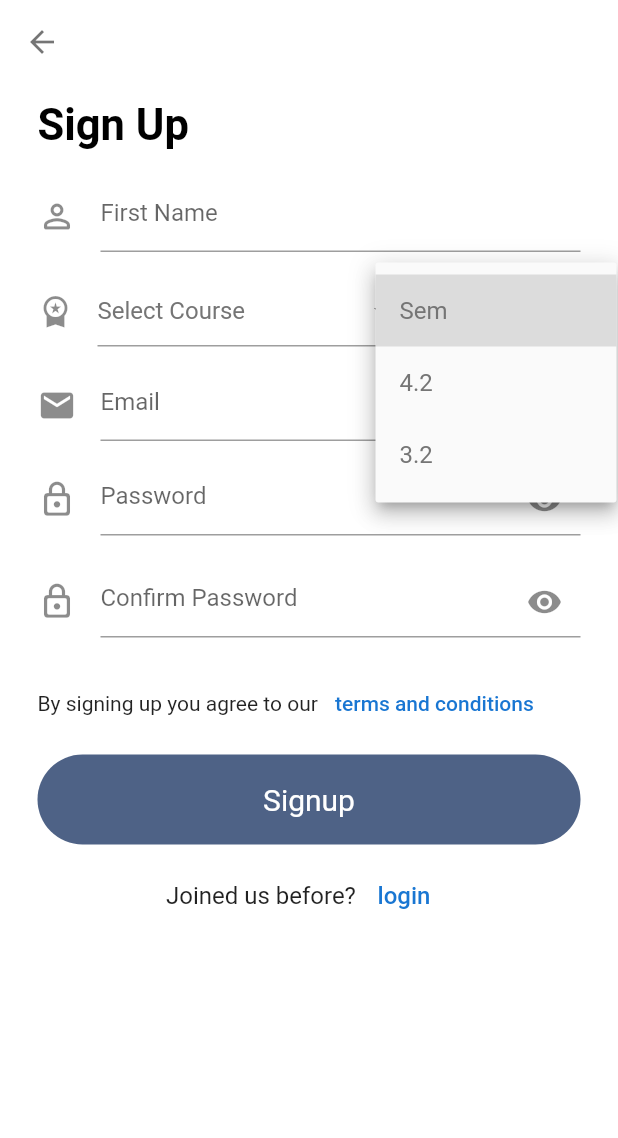
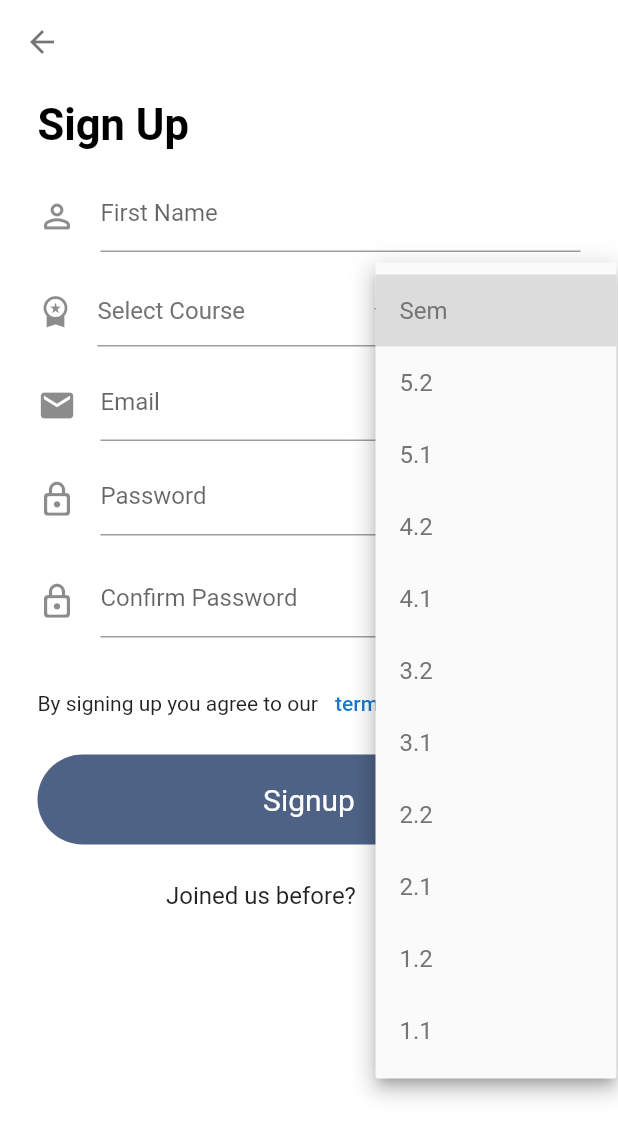
Before and after one commit to dev-vickie/denote, a Flutter app: the RegisterPage screen opened directly with empty values, after a tap on "Sem", on a phone screen of 412 x 824 dp. Shown: the top 1138 px of the screen. Run offline on Flutter 3.47's test engine with Material 2 defaults, Android fonts, the phone set to English and light mode, and no system bars; our stand-ins replace cloud_firestore, file_picker, firebase_auth, firebase_core, firebase_storage, google_nav_bar; missing offline and left inert: firebase_app_check; accounts and stored records are empty.

Commit message:
FR - Add list of all engineering courses

```diff
--- a/lib/auth/pages/register_page.dart
+++ b/lib/auth/pages/register_page.dart
@@ -38,12 +38,27 @@ class _RegisterPageState extends State<RegisterPage> {
   final List<String> coursesList = [
     "Select Course",
     "Bsc Civil",
+    "Bed Civil",
     "Bsc Mechanical",
+    "Bsc Chemical",
+    "Bsc Mechatronic",
+    "Bsc EEE",
+    "Bsc TIE",
+    "Bed EEE",
+    "Bed Mechanical"
   ];
   final List<String> semesterList = [
     "Sem",
+    "5.2",
+    "5.1",
     "4.2",
+    "4.1",
     "3.2",
+    "3.1",
+    "2.2",
+    "2.1",
+    "1.2",
+    "1.1",
   ];
 
   //Formkey for form validation
```
